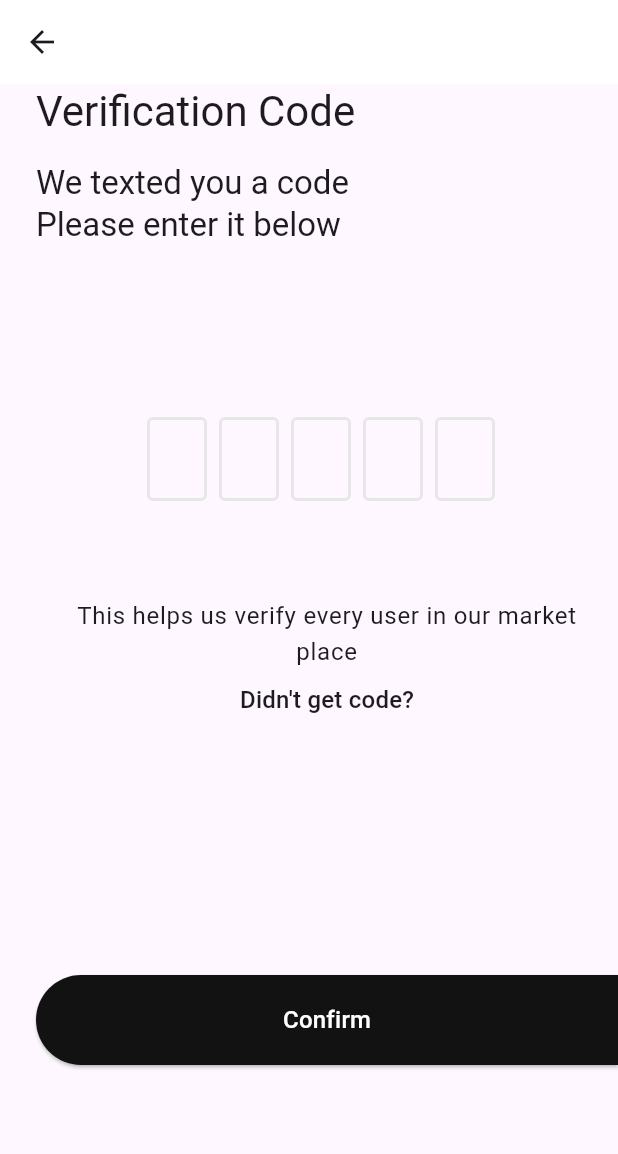
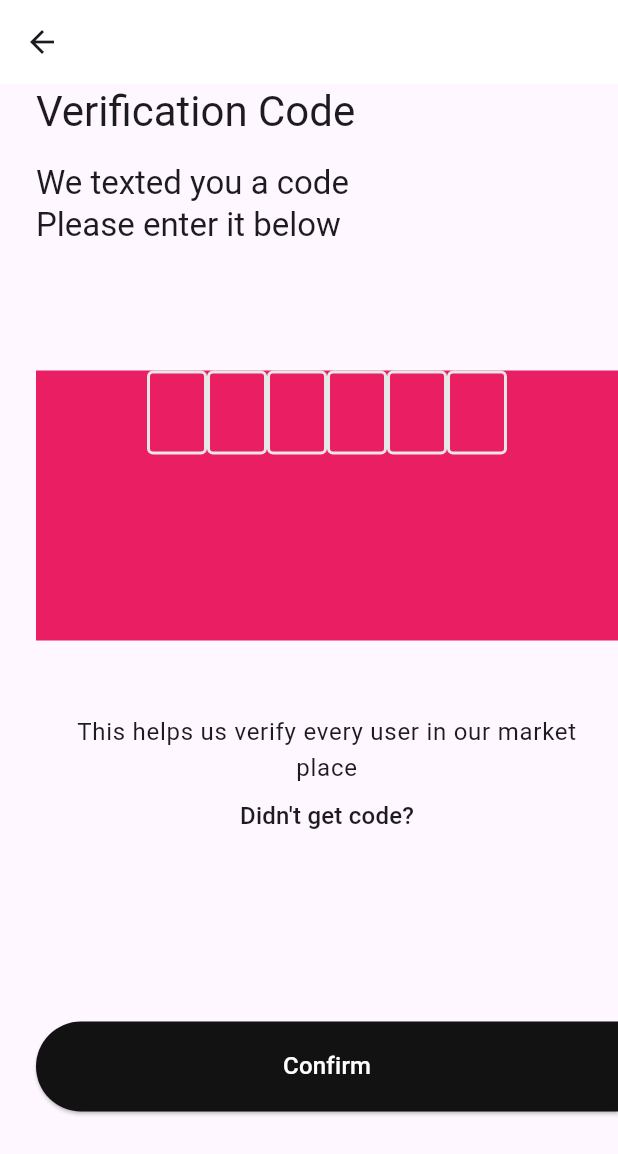
Before and after one commit to david-legend/otp_textfield, a Flutter app: the VerificationScreen1 screen opened directly, on a phone screen of 412 x 824 dp. Shown: the top 1154 px of the screen. Run offline on Flutter 3.47's test engine with Material 3 defaults, Android fonts, the phone set to English and light mode, and no system bars.

Commit message:
exposed height and alignment property

```diff
--- a/example/lib/verification_screen.dart
+++ b/example/lib/verification_screen.dart
@@ -16,7 +16,7 @@ class VerificationScreen1 extends StatefulWidget {
 class _VerificationScreen1State extends State<VerificationScreen1> {
   late List<TextStyle?> otpTextStyles;
   late List<TextEditingController?> controls;
-  int numberOfFields = 5;
+  int numberOfFields = 6;
   bool clearText = false;
 
   @override
@@ -44,8 +44,11 @@ class _VerificationScreen1State extends State<VerificationScreen1> {
             ),
             Text("Please enter it below", style: theme.textTheme.headline6),
             Spacer(flex: 2),
-            OtpTextField(
+            Container(
+              color: Colors.pink,
+              child: OtpTextField(
                 numberOfFields: numberOfFields,
+                fieldHeight: 180,
                 borderColor: Color(0xFF512DA8),
                 focusedBorderColor: primaryColor,
                 clearText: clearText,
@@ -74,6 +77,7 @@ class _VerificationScreen1State extends State<VerificationScreen1> {
                     },
                   );
                 }, // end onSubmit
+              ),
             ),
             Spacer(),
             Center(
--- a/lib/flutter_otp_text_field.dart
+++ b/lib/flutter_otp_text_field.dart
@@ -5,13 +5,16 @@ import 'package:flutter/services.dart';
 
 typedef OnCodeEnteredCompletion = void Function(String value);
 typedef OnCodeChanged = void Function(String value);
-typedef HandleControllers = void Function(List<TextEditingController?> controllers);
+typedef HandleControllers = void Function(
+    List<TextEditingController?> controllers);
 
 class OtpTextField extends StatefulWidget {
   final bool showCursor;
   final int numberOfFields;
   final double fieldWidth;
+  final double? fieldHeight;
   final double borderWidth;
+  final Alignment? alignment;
   final Color enabledBorderColor;
   final Color focusedBorderColor;
   final Color disabledBorderColor;
@@ -31,7 +34,7 @@ class OtpTextField extends StatefulWidget {
   final bool filled;
   final bool autoFocus;
   final bool readOnly;
-   bool clearText;
+  bool clearText;
   final bool hasCustomInputDecoration;
   final Color fillColor;
   final BorderRadius borderRadius;
@@ -43,6 +46,8 @@ class OtpTextField extends StatefulWidget {
     this.showCursor = true,
     this.numberOfFields = 4,
     this.fieldWidth = 40.0,
+    this.fieldHeight,
+    this.alignment,
     this.margin = const EdgeInsets.only(right: 8.0),
     this.textStyle,
     this.clearText = false,
@@ -99,12 +104,12 @@ class _OtpTextFieldState extends State<OtpTextField> {
   @override
   void didUpdateWidget(covariant OtpTextField oldWidget) {
     super.didUpdateWidget(oldWidget);
-    if(oldWidget.clearText != widget.clearText && widget.clearText == true) {
-      for (var controller in _textControllers ){
+    if (oldWidget.clearText != widget.clearText && widget.clearText == true) {
+      for (var controller in _textControllers) {
         controller?.clear();
       }
       _verificationCode = List<String?>.filled(widget.numberOfFields, null);
-      setState((){
+      setState(() {
         widget.clearText = false;
       });
     }
@@ -129,8 +134,10 @@ class _OtpTextFieldState extends State<OtpTextField> {
   }) {
     return Container(
       width: widget.fieldWidth,
-      margin: widget.margin,
-      child: TextField(
+      height: widget.fieldHeight,
+      alignment: widget.alignment,
+      // margin: widget.margin,
+      child: TextFormField(
         showCursor: widget.showCursor,
         keyboardType: widget.keyboardType,
         textAlign: TextAlign.center,
@@ -171,7 +178,8 @@ class _OtpTextFieldState extends State<OtpTextField> {
             value: value,
             indexOfTextField: index,
           );
-          changeFocusToPreviousNodeWhenValueIsRemoved(value: value, indexOfTextField: index);
+          changeFocusToPreviousNodeWhenValueIsRemoved(
+              value: value, indexOfTextField: index);
           onSubmit(verificationCode: _verificationCode);
         },
       ),
@@ -214,7 +222,6 @@ class _OtpTextFieldState extends State<OtpTextField> {
       }
       return _buildTextField(context: context, index: i);
     });
-
 
     return Row(
       mainAxisAlignment: widget.mainAxisAlignment,
@@ -268,7 +275,6 @@ class _OtpTextFieldState extends State<OtpTextField> {
     }
   }
 
-
   void onSubmit({required List<String?> verificationCode}) {
     if (verificationCode.every((String? code) => code != null && code != '')) {
       if (widget.onSubmit != null) {
--- a/pubspec.yaml
+++ b/pubspec.yaml
@@ -1,6 +1,6 @@
 name: flutter_otp_text_field
 description: Fully customizable OTP Entry TextField for flutter, Widget accepts pin of any length. Its written in pure dart, no extra dependency.
-version: 1.1.1
+version: 1.1.2
 homepage: https://github.com/david-legend/otp_textfield
 
 environment:
```
Also changed, not shown: example/pubspec.lock, pubspec.lock, 4 other files. Lines whose indentation alone changed are shown as unchanged.
